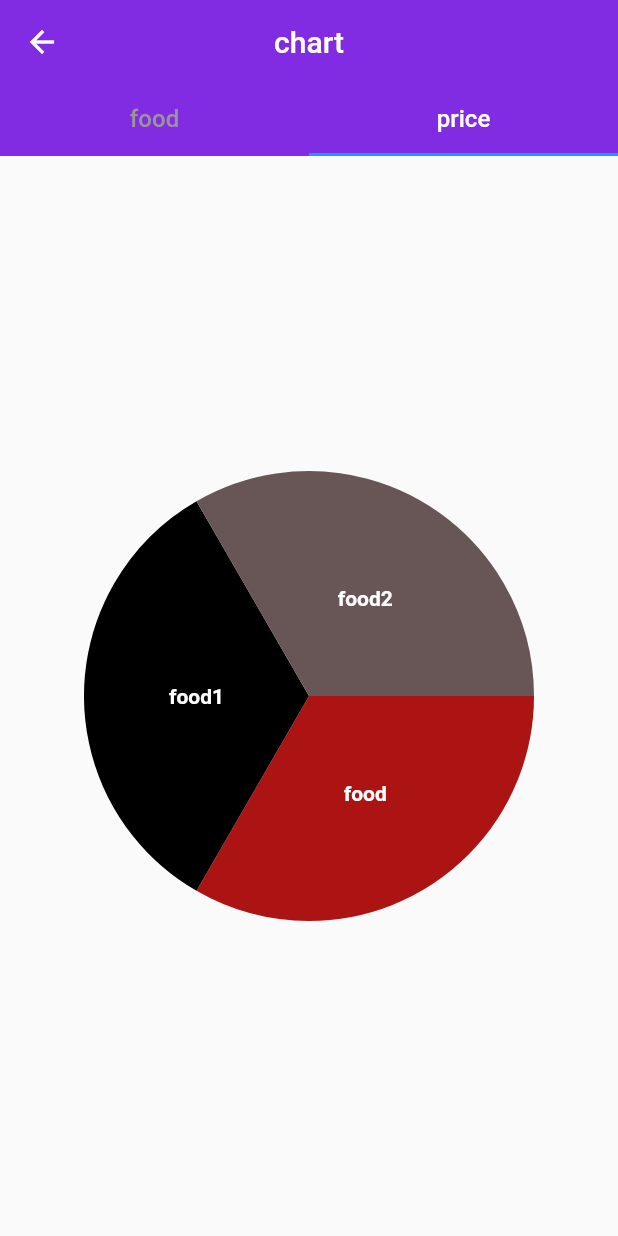
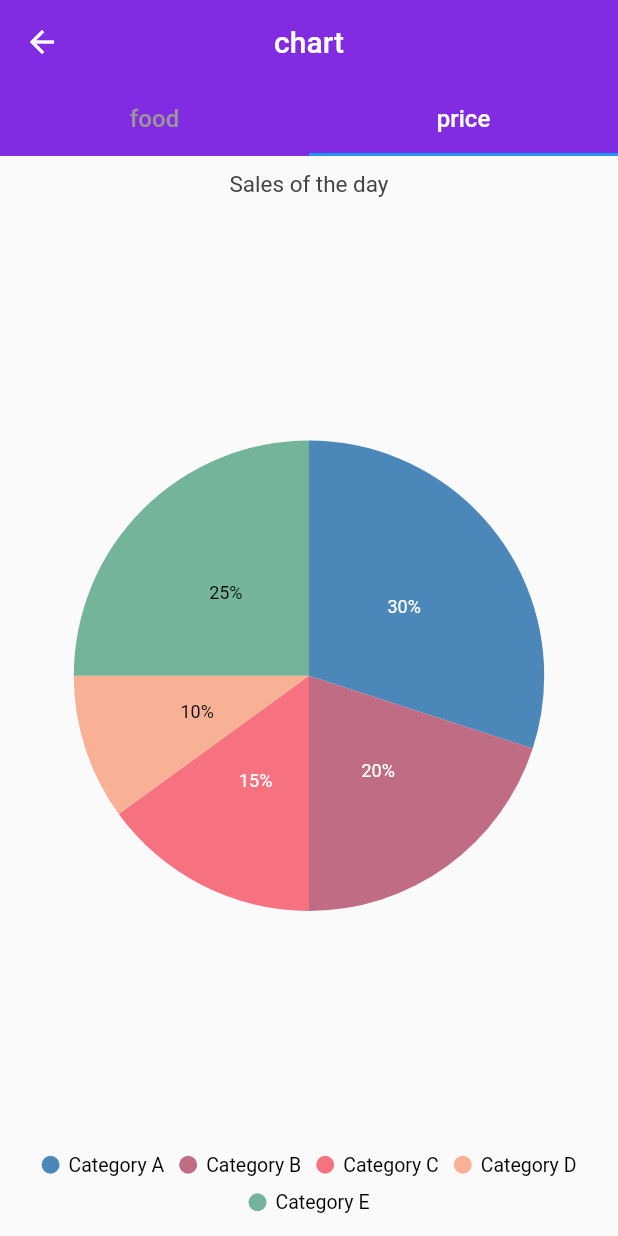
Before and after one commit to sabeerkt/Menu-card, a Flutter app: the chart screen opened directly, tab 2 chosen, on a phone screen of 412 x 824 dp. Run offline on Flutter 3.47's test engine with Material 2 defaults, Android fonts, the phone set to English and light mode, and no system bars; drawn by our look-alikes of fl_chart; our stand-ins replace carousel_slider, syncfusion_flutter_charts; missing offline and left inert: flutter_glow.

Commit message:
ui change

```diff
--- a/lib/main.dart
+++ b/lib/main.dart
@@ -2,6 +2,7 @@
 
 import 'package:flutter/material.dart';
 import 'package:foodmenu/splash.dart';
+
 
 void main() async {
   runApp(MyApp());
--- a/lib/screens/pages/item.dart
+++ b/lib/screens/pages/item.dart
@@ -50,6 +50,10 @@ class item extends StatelessWidget {
                   },
                   icon: const Icon(Icons.search),
                 ),
+
+
+
+
                 IconButton(
                   onPressed: () {
                     Navigator.push(
@@ -59,7 +63,7 @@ class item extends StatelessWidget {
                         ));
                   },
                   icon: const Icon(Icons.shopify_sharp),
-                )
+                ),
               ],
             )
           ],
--- a/lib/screens/pages/setting.dart
+++ b/lib/screens/pages/setting.dart
@@ -65,6 +65,7 @@ class _SettingState extends State<Setting> {
                           tap(item);
                         },
                       ),
+
                     ],
                   ),
                 ),
--- a/lib/screens/widgets/chart.dart
+++ b/lib/screens/widgets/chart.dart
@@ -1,5 +1,6 @@
 import 'package:fl_chart/fl_chart.dart';
 import 'package:flutter/material.dart';
+import 'package:syncfusion_flutter_charts/charts.dart';
 
 class chart extends StatelessWidget {
   const chart({Key? key}) : super(key: key);
@@ -70,39 +71,32 @@ Widget chart1() {
 }
 
 Widget chart2() {
-  return AspectRatio(
-    aspectRatio: 1,
-    child: PieChart(
-      PieChartData(
-        sections: [
-          PieChartSectionData(
-            color: const Color.fromARGB(255, 172, 20, 20),
-            title: 'food',
-            titleStyle: const TextStyle(
-                color: Colors.white, fontWeight: FontWeight.bold),
-            radius: 150,
-          ),
-          PieChartSectionData(
-            color: const Color.fromARGB(255, 0, 0, 0),
-            title: 'food1',
-            titleStyle: const TextStyle(
-                color: Colors.white, fontWeight: FontWeight.bold),
-            radius: 150,
-          ),
-          PieChartSectionData(
-            color: const Color.fromARGB(255, 104, 85, 85),
-            title: 'food2',
-            titleStyle: const TextStyle(
-                color: Colors.white, fontWeight: FontWeight.bold),
-            radius: 150,
-          ),
-        ],
-        centerSpaceRadius: 0,
-        sectionsSpace: 0,
-        borderData: FlBorderData(
-          show: false,
-        ),
-      ),
-    ),
-  );
+  return SfCircularChart(
+      title: ChartTitle(text: 'Sales of the day'),
+      legend: const Legend(isVisible: true),
+      series: <PieSeries<_PieData, String>>[
+        PieSeries<_PieData, String>(
+            explode: true,
+            explodeIndex: 0,
+            dataSource: pieData,
+            xValueMapper: (_PieData data, _) => data.xData,
+            yValueMapper: (_PieData data, _) => data.yData,
+            dataLabelMapper: (_PieData data, _) => data.text,
+            dataLabelSettings: const DataLabelSettings(isVisible: true)),
+      ]);
 }
+
+class _PieData {
+  _PieData(this.xData, this.yData, this.text);
+  final String xData;
+  final num yData;
+  final String text;
+}
+
+final List<_PieData> pieData = [
+  _PieData('Category A', 30, '30%'),
+  _PieData('Category B', 20, '20%'),
+  _PieData('Category C', 15, '15%'),
+  _PieData('Category D', 10, '10%'),
+  _PieData('Category E', 25, '25%'),
+];
--- a/pubspec.yaml
+++ b/pubspec.yaml
@@ -46,6 +46,9 @@ dependencies:
   carousel_slider: ^4.2.1
   fluentui_system_icons: ^1.1.215
   animated_splash_screen: ^1.3.0
+  syncfusion_flutter_charts: ^23.1.41
+  badges: ^3.1.2
+  flutter_glow: ^0.3.0
   ionicons: ^0.2.2
 
 dev_dependencies:
```
Also changed, not shown: lib/Database/model/model.dart (added, +23 -0 lines), lib/screens/pages/detial.dart (+13 -25 lines), lib/screens/pages/home.dart (+9 -9 lines), lib/screens/sub_screens/newdish.dart (+101 -35 lines), lib/unboard.dart (+9 -10 lines), assets/Cooking-bro.png (added), assets/Eating together-bro.png (added), assets/Order food-bro.png (added), assets/Order food-rafiki.png (added), lib/Database/Function/db_function.dart (added), pubspec.lock.
